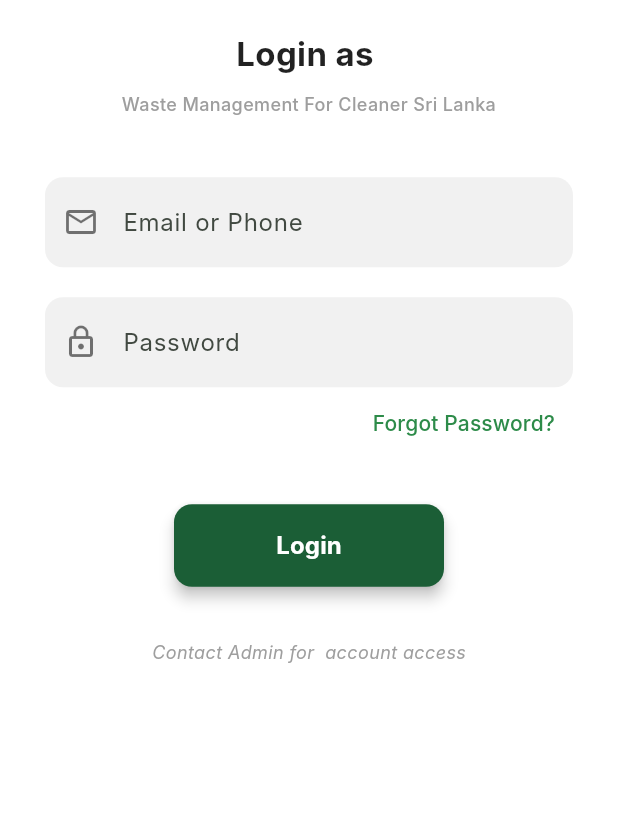
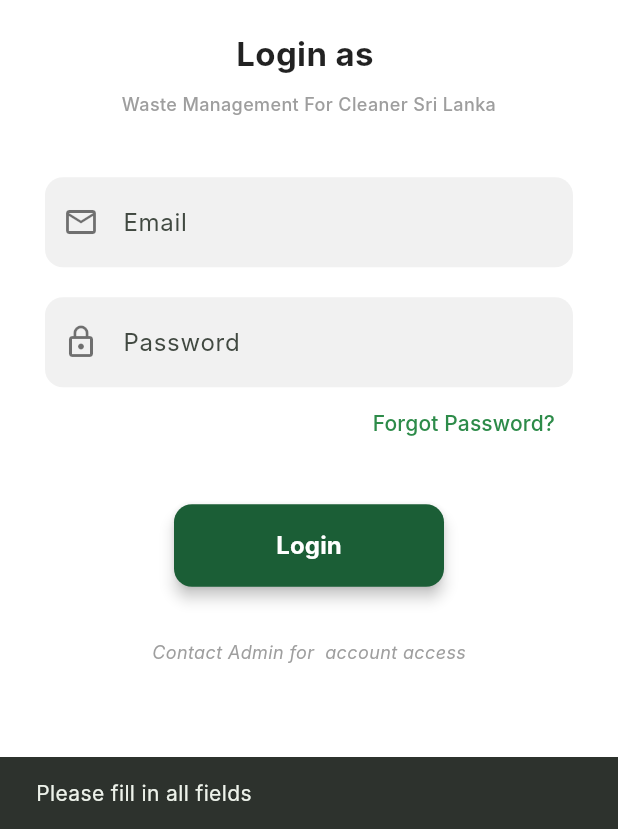
Before and after one commit to udeshrashmika/Waste-Wise---Mobile-app, a Flutter app: the UniversalLoginScreen screen opened directly with empty values, after a tap on "Login", on a phone screen of 412 x 824 dp, the part 407-1236 px from its top. Run offline on Flutter 3.47's test engine with Material 3 defaults, Android fonts, the phone set to English and light mode, and no system bars; our stand-ins replace cloud_firestore, firebase_auth, firebase_core, flutter_map, image_picker, latlong2; accounts and stored records are empty; Roboto replaces fonts that are missing (Inter).

Commit message:
worked on admin auth and connected firestore and add data

```diff
--- a/lib/features/auth/screens/login_screen.dart
+++ b/lib/features/auth/screens/login_screen.dart
@@ -1,13 +1,86 @@
 import 'package:flutter/material.dart';
+import 'package:firebase_auth/firebase_auth.dart';
 import 'package:waste_wise/features/resident/screens/resident_main_layout.dart';
 import 'package:waste_wise/features/admin/screens/admin_main_layout.dart';
 import '../../truck_driver/screens/driver_main_layout.dart';
 import 'register_screen.dart';
+import '../../../services/auth_service.dart';
 
-class UniversalLoginScreen extends StatelessWidget {
+class UniversalLoginScreen extends StatefulWidget {
   final String userRole;
 
   const UniversalLoginScreen({super.key, required this.userRole});
+
+  @override
+  State<UniversalLoginScreen> createState() => _UniversalLoginScreenState();
+}
+
+class _UniversalLoginScreenState extends State<UniversalLoginScreen> {
+  final TextEditingController _emailController = TextEditingController();
+  final TextEditingController _passwordController = TextEditingController();
+  final AuthService _authService = AuthService();
+  bool _isLoading = false;
+
+  @override
+  void dispose() {
+    _emailController.dispose();
+    _passwordController.dispose();
+    super.dispose();
+  }
+
+  Future<void> _handleLogin(BuildContext context) async {
+    final String email = _emailController.text.trim();
+    final String password = _passwordController.text.trim();
+
+    if (email.isEmpty || password.isEmpty) {
+      ScaffoldMessenger.of(context).showSnackBar(
+        const SnackBar(content: Text("Please fill in all fields")),
+      );
+      return;
+    }
+
+    setState(() => _isLoading = true);
+
+    String? firebaseRole = await _authService.loginAndGetRole(email, password);
+
+    setState(() => _isLoading = false);
+
+    if (firebaseRole == null) {
+      ScaffoldMessenger.of(context).showSnackBar(
+        const SnackBar(
+          content: Text("Login failed. Please check your credentials."),
+        ),
+      );
+      return;
+    }
+
+    if (firebaseRole.trim().toLowerCase() ==
+        widget.userRole.trim().toLowerCase()) {
+      if (firebaseRole == 'Admin') {
+        Navigator.pushReplacement(
+          context,
+          MaterialPageRoute(builder: (context) => const AdminMainLayout()),
+        );
+      } else if (firebaseRole == 'Truck Driver') {
+        Navigator.pushReplacement(
+          context,
+          MaterialPageRoute(builder: (context) => const DriverMainLayout()),
+        );
+      } else if (firebaseRole == 'Resident') {
+        Navigator.pushReplacement(
+          context,
+          MaterialPageRoute(builder: (context) => const ResidentMainLayout()),
+        );
+      }
+    } else {
+      await FirebaseAuth.instance.signOut();
+      ScaffoldMessenger.of(context).showSnackBar(
+        SnackBar(
+          content: Text("Access Denied: You are registered as $firebaseRole"),
+        ),
+      );
+    }
+  }
 
   @override
   Widget build(BuildContext context) {
@@ -41,7 +114,7 @@ class UniversalLoginScreen extends StatelessWidget {
                 ),
                 const SizedBox(height: 20),
                 Text(
-                  'Login as $userRole',
+                  'Login as ${widget.userRole}',
                   style: const TextStyle(
                     fontSize: 22,
                     fontWeight: FontWeight.bold,
@@ -60,11 +133,13 @@ class UniversalLoginScreen extends StatelessWidget {
                 ),
                 const SizedBox(height: 40),
                 _buildInputField(
+                  controller: _emailController,
                   icon: Icons.email_outlined,
-                  hint: 'Email or Phone',
+                  hint: 'Email',
                 ),
                 const SizedBox(height: 20),
                 _buildInputField(
+                  controller: _passwordController,
                   icon: Icons.lock_outline,
                   hint: 'Password',
                   isPassword: true,
@@ -91,8 +166,17 @@ class UniversalLoginScreen extends StatelessWidget {
                       ),
                       elevation: 4,
                     ),
-                    onPressed: () => _handleLogin(context),
-                    child: const Text(
+                    onPressed: _isLoading ? null : () => _handleLogin(context),
+                    child: _isLoading
+                        ? const SizedBox(
+                            height: 20,
+                            width: 20,
+                            child: CircularProgressIndicator(
+                              color: Colors.white,
+                              strokeWidth: 2,
+                            ),
+                          )
+                        : const Text(
                             'Login',
                             style: TextStyle(
                               color: Colors.white,
@@ -103,7 +187,7 @@ class UniversalLoginScreen extends StatelessWidget {
                   ),
                 ),
                 const SizedBox(height: 25),
-                if (userRole == 'Resident')
+                if (widget.userRole == 'Resident')
                   Row(
                     mainAxisAlignment: MainAxisAlignment.center,
                     children: [
@@ -128,7 +212,7 @@ class UniversalLoginScreen extends StatelessWidget {
                   Padding(
                     padding: const EdgeInsets.only(top: 10),
                     child: Text(
-                      "Contact Admin for $userRole account access",
+                      "Contact Admin for ${widget.userRole} account access",
                       style: const TextStyle(
                         color: Colors.grey,
                         fontSize: 12,
@@ -144,34 +228,14 @@ class UniversalLoginScreen extends StatelessWidget {
     );
   }
 
-  void _handleLogin(BuildContext context) {
-    final String selectedRole = userRole.trim();
-
-    if (selectedRole == 'Admin') {
-      Navigator.pushReplacement(
-        context,
-        MaterialPageRoute(builder: (context) => const AdminMainLayout()),
-      );
-    } else if (selectedRole == 'Truck Driver') {
-
-      Navigator.pushReplacement(
-        context,
-        MaterialPageRoute(builder: (context) => const DriverMainLayout()),
-      );
-    } else if (selectedRole == 'Resident') {
-      Navigator.pushReplacement(
-        context,
-        MaterialPageRoute(builder: (context) => const ResidentMainLayout()),
-      );
-    }
-  }
-
   Widget _buildInputField({
+    required TextEditingController controller,
     required IconData icon,
     required String hint,
     bool isPassword = false,
   }) {
     return TextField(
+      controller: controller,
       obscureText: isPassword,
       decoration: InputDecoration(
         filled: true,
```
Also changed, not shown: lib/features/admin/screens/admin_dashboard.dart (+44 -8 lines), lib/services/auth_service.dart (added, +41 -0 lines), pubspec.yaml (+8 -72 lines), pubspec.lock, 3 other files. Lines whose indentation alone changed are shown as unchanged.
